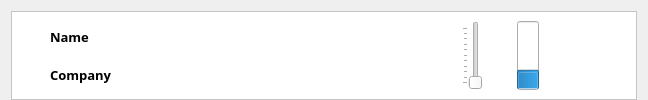
Qt form ServerGui/channel_widget.ui (akru/conference-speaker-server) before a commit.
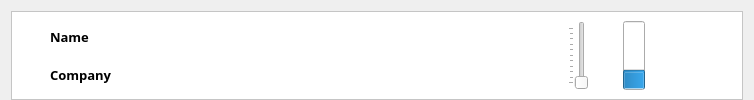
The same form after that commit. Icons and pictures are not drawn.

The edit to the form file:
```diff
--- a/ServerGui/channel_widget.ui
+++ b/ServerGui/channel_widget.ui
@@ -6,7 +6,7 @@
    <rect>
     <x>0</x>
     <y>0</y>
-    <width>648</width>
+    <width>754</width>
     <height>100</height>
    </rect>
   </property>
```
